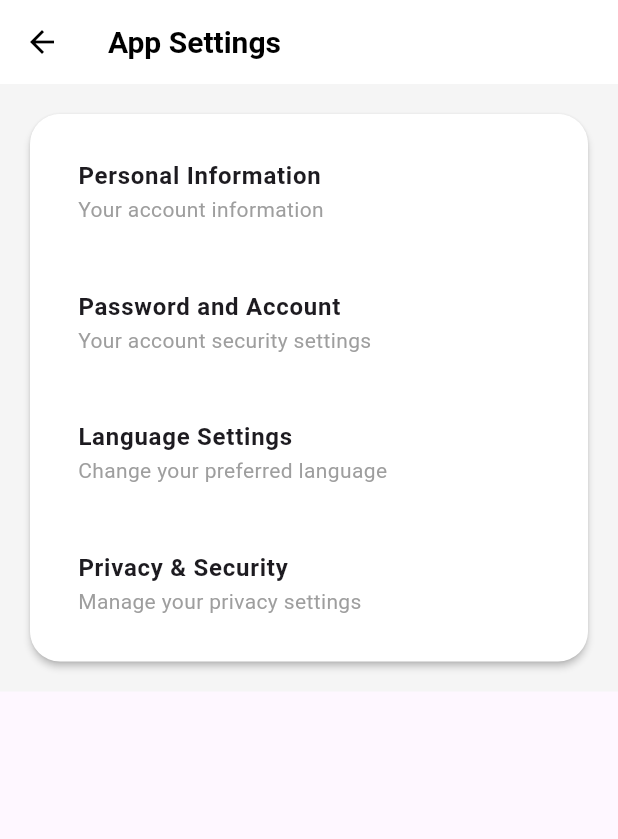
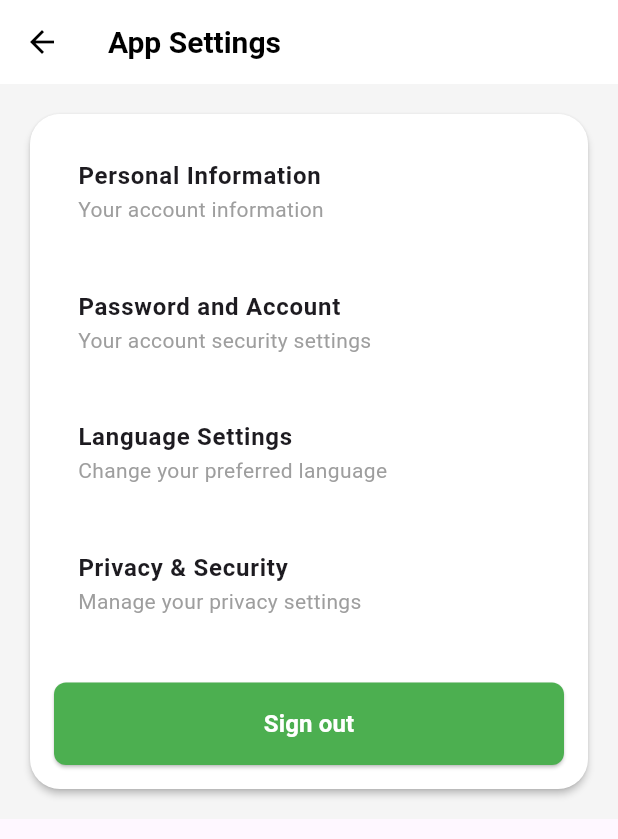
Before and after one commit to agrimart44/AgriMart, a Flutter app: the AppSettings screen opened directly, on a phone screen of 412 x 824 dp. Shown: the top 839 px of the screen. Run offline on Flutter 3.47's test engine with Material 3 defaults, Android fonts, the phone set to English and light mode, and no system bars.

Commit message:
Added the sign out button

```diff
--- a/Frontend/lib/Setting_page/settings_main_page.dart
+++ b/Frontend/lib/Setting_page/settings_main_page.dart
@@ -38,13 +38,42 @@ class AppSettings extends StatelessWidget {
             child: Column(
               mainAxisSize: MainAxisSize.min,
               children: [
-                _buildSettingsOption(context, 'Personal Information', 'Your account information'),
+                _buildSettingsOption(
+                    context, 'Personal Information', 'Your account information'),
                 const SizedBox(height: 15),
-                _buildSettingsOption(context, 'Password and Account', 'Your account security settings'),
+                _buildSettingsOption(
+                    context, 'Password and Account', 'Your account security settings'),
                 const SizedBox(height: 15),
-                _buildSettingsOption(context, 'Language Settings', 'Change your preferred language'),
+                _buildSettingsOption(
+                    context, 'Language Settings', 'Change your preferred language'),
                 const SizedBox(height: 15),
-                _buildSettingsOption(context, 'Privacy & Security', 'Manage your privacy settings'),
+                _buildSettingsOption(
+                    context, 'Privacy & Security', 'Manage your privacy settings'),
+                const SizedBox(height: 30), // Space between settings and sign-out button
+                SizedBox(
+                  width: double.infinity,
+                  child: ElevatedButton(
+                    onPressed: () {
+                      // TODO: Implement sign out functionality
+                      print('Sign out pressed');
+                    },
+                    style: ElevatedButton.styleFrom(
+                      backgroundColor: const Color(0xFF4CAF50),
+                      foregroundColor: Colors.white,
+                      padding: const EdgeInsets.symmetric(vertical: 16),
+                      shape: RoundedRectangleBorder(
+                        borderRadius: BorderRadius.circular(8),
+                      ),
+                    ),
+                    child: const Text(
+                      'Sign out',
+                      style: TextStyle(
+                        fontSize: 16,
+                        fontWeight: FontWeight.bold,
+                      ),
+                    ),
+                  ),
+                ),
               ],
             ),
           ),
```
